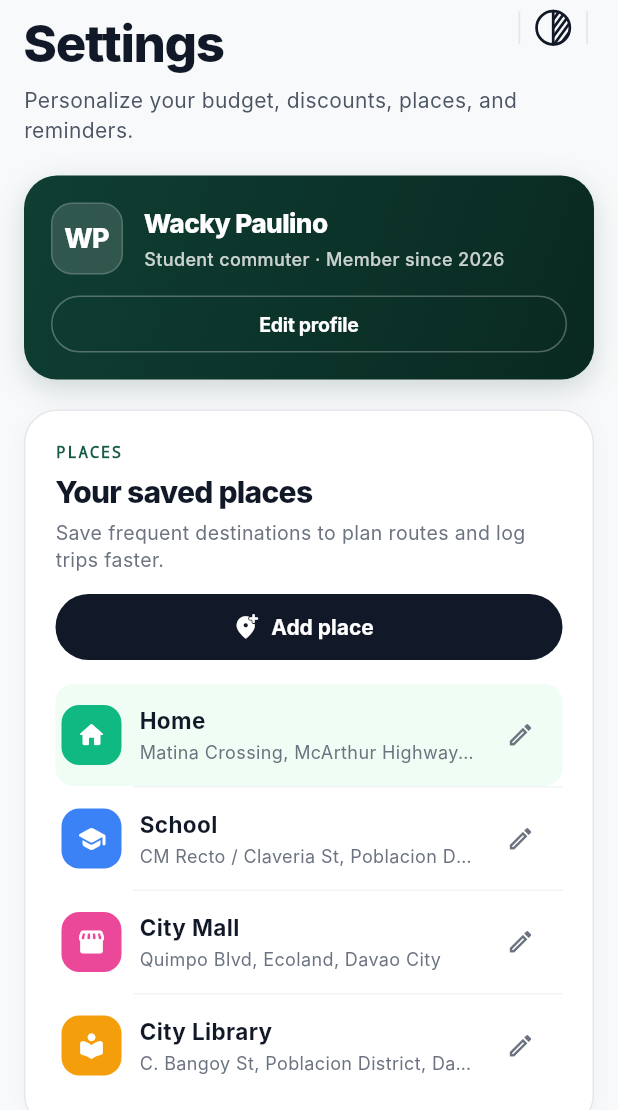
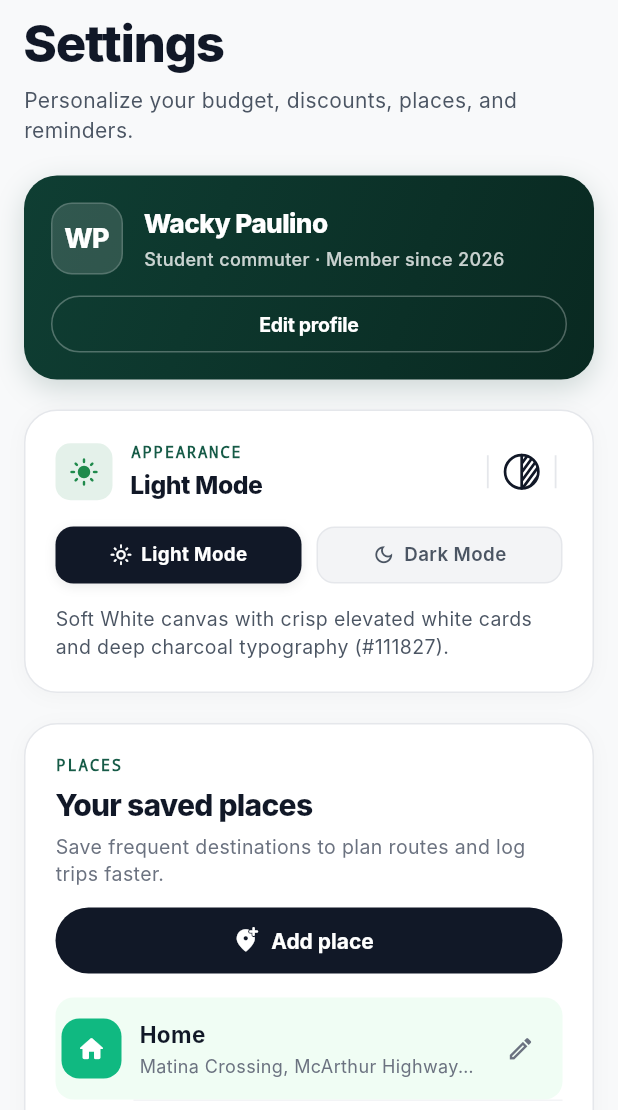
Before and after one commit to itskyanne/Pamasahe, a Flutter app: the SettingsTab screen opened directly, on a phone screen of 412 x 824 dp, the part 126-1236 px from its top. Run offline on Flutter 3.47's test engine with Material 3 defaults, Android fonts, the phone set to English and light mode, and no system bars; our stand-ins replace supabase_flutter; missing offline and left inert: dart:html; accounts and stored records are empty; Roboto replaces fonts that are missing (Inter).

Commit message:
refactor(settings): remove header theme toggle and relocate Appearance card under profile

```diff
--- a/lib/screens/settings/settings_tab.dart
+++ b/lib/screens/settings/settings_tab.dart
@@ -299,12 +299,7 @@ class _SettingsTabState extends State<SettingsTab> {
                       const SizedBox(height: 16),
 
                       // 2. PAGE HEADER
-                      Row(
-                        mainAxisAlignment: MainAxisAlignment.spaceBetween,
-                        crossAxisAlignment: CrossAxisAlignment.center,
-                        children: [
-                          Expanded(
-                            child: Column(
+                      Column(
                         crossAxisAlignment: CrossAxisAlignment.start,
                         children: [
                           Text(
@@ -329,22 +324,6 @@ class _SettingsTabState extends State<SettingsTab> {
                           ),
                         ],
                       ),
-                          ),
-                          ThemeToggleButton(
-                            key: const ValueKey('settings_theme_toggle_header'),
-                            themeMode: state.themeMode,
-                            onToggle: () {
-                              state.toggleThemeMode();
-                              NotificationBanner.showInfo(
-                                context,
-                                state.isDarkMode
-                                    ? 'Switched to Dark Mode (Off-Black & Layered Grays)'
-                                    : 'Switched to Light Mode (Soft White & Charcoal)',
-                              );
-                            },
-                          ),
-                        ],
-                      ),
 
                       const SizedBox(height: 4),
 
@@ -364,24 +343,22 @@ class _SettingsTabState extends State<SettingsTab> {
 
                       const SizedBox(height: 20),
 
-                      // 4. SAVED PLACES CARD (Interactive Map + Place List)
+                      // 4. APPEARANCE CARD (Relocated right below profile for quick access)
+                      _buildAppearanceCard(context, state),
+
+                      const SizedBox(height: 20),
+
+                      // 5. SAVED PLACES CARD (Interactive Map + Place List)
                       _buildSavedPlacesCard(context, state, places, isTablet),
 
                       const SizedBox(height: 20),
 
-                      // 4.1 SUPABASE CLOUD SYNC & BACKUP CARD
+                      // 6. SUPABASE CLOUD SYNC & BACKUP CARD
                       _buildSupabaseCloudCard(context, state),
 
                       const SizedBox(height: 20),
 
-                      // 4.2 APPEARANCE CARD (Dark & Light Mode)
-                      _buildAppearanceCard(context, state),
-
-                      const SizedBox(height: 20),
-
-
-
-                      // 5. COMMUTE PREFERENCES & REMINDERS CARDS
+                      // 7. COMMUTE PREFERENCES & REMINDERS CARDS
                       if (isTablet)
                         Row(
                           crossAxisAlignment: CrossAxisAlignment.start,
@@ -525,7 +502,50 @@ class _SettingsTabState extends State<SettingsTab> {
                 ),
               ],
             ),
-            const SizedBox(height: 12),
+            const SizedBox(height: 16),
+            // Tactile theme mode pills
+            Row(
+              children: [
+                Expanded(
+                  child: _buildThemeModePill(
+                    context: context,
+                    title: 'Light Mode',
+                    icon: Icons.light_mode_outlined,
+                    isSelected: !isDark,
+                    isDark: isDark,
+                    onTap: () {
+                      if (isDark) {
+                        state.toggleThemeMode();
+                        NotificationBanner.showInfo(
+                          context,
+                          'Switched to Light Mode (Soft White & Charcoal)',
+                        );
+                      }
+                    },
+                  ),
+                ),
+                const SizedBox(width: 10),
+                Expanded(
+                  child: _buildThemeModePill(
+                    context: context,
+                    title: 'Dark Mode',
+                    icon: Icons.dark_mode_outlined,
+                    isSelected: isDark,
+                    isDark: isDark,
+                    onTap: () {
+                      if (!isDark) {
+                        state.toggleThemeMode();
+                        NotificationBanner.showInfo(
+                          context,
+                          'Switched to Dark Mode (Off-Black & Layered Grays)',
+                        );
+                      }
+                    },
+                  ),
+                ),
+              ],
+            ),
+            const SizedBox(height: 14),
             Text(
               isDark
                   ? 'Off-Black & Soft White layered palette with muted cool grays (#0B0D10 / #16191F / #21252D) to reduce eye fatigue and prevent OLED smearing.'
@@ -534,6 +554,71 @@ class _SettingsTabState extends State<SettingsTab> {
                 color: subtitleColor,
                 fontSize: 13,
                 height: 1.45,
+              ),
+            ),
+          ],
+        ),
+      ),
+    );
+  }
+
+  Widget _buildThemeModePill({
+    required BuildContext context,
+    required String title,
+    required IconData icon,
+    required bool isSelected,
+    required bool isDark,
+    required VoidCallback onTap,
+  }) {
+    final activeBg = isDark ? Colors.white : const Color(0xFF111827);
+    final activeFg = isDark ? const Color(0xFF111827) : Colors.white;
+    final inactiveBg = isDark ? AppColors.darkSurfaceModal : const Color(0xFFF3F4F6);
+    final inactiveFg = isDark ? AppColors.darkTextSecondary : const Color(0xFF4B5563);
+    final borderColor = isSelected
+        ? Colors.transparent
+        : (isDark ? AppColors.darkBorderSubtle : const Color(0xFFE5E7EB));
+
+    return InkWell(
+      key: ValueKey('theme_pill_${title.toLowerCase().replaceAll(' ', '_')}'),
+      onTap: onTap,
+      borderRadius: BorderRadius.circular(12),
+      child: AnimatedContainer(
+        duration: const Duration(milliseconds: 180),
+        padding: const EdgeInsets.symmetric(vertical: 9, horizontal: 8),
+        decoration: BoxDecoration(
+          color: isSelected ? activeBg : inactiveBg,
+          borderRadius: BorderRadius.circular(12),
+          border: Border.all(color: borderColor, width: 1.0),
+          boxShadow: isSelected
+              ? [
+                  BoxShadow(
+                    color: Colors.black.withValues(alpha: isDark ? 0.3 : 0.08),
+                    blurRadius: 6,
+                    offset: const Offset(0, 2),
+                  ),
+                ]
+              : null,
+        ),
+        child: Row(
+          mainAxisAlignment: MainAxisAlignment.center,
+          mainAxisSize: MainAxisSize.min,
+          children: [
+            Icon(
+              icon,
+              size: 15,
+              color: isSelected ? activeFg : inactiveFg,
+            ),
+            const SizedBox(width: 6),
+            Flexible(
+              child: Text(
+                title,
+                maxLines: 1,
+                overflow: TextOverflow.ellipsis,
+                style: TextStyle(
+                  color: isSelected ? activeFg : inactiveFg,
+                  fontSize: 12.5,
+                  fontWeight: isSelected ? FontWeight.w700 : FontWeight.w600,
+                ),
               ),
             ),
           ],
```
Also changed, not shown: 1 other file. Lines whose indentation alone changed are shown as unchanged.
